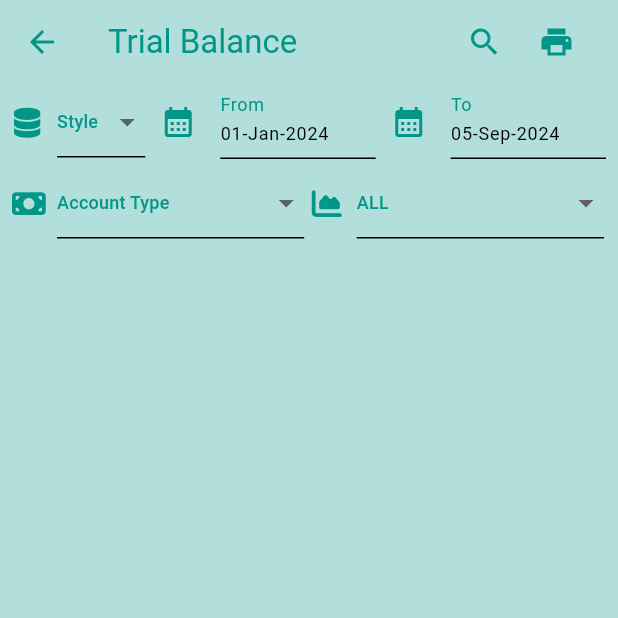
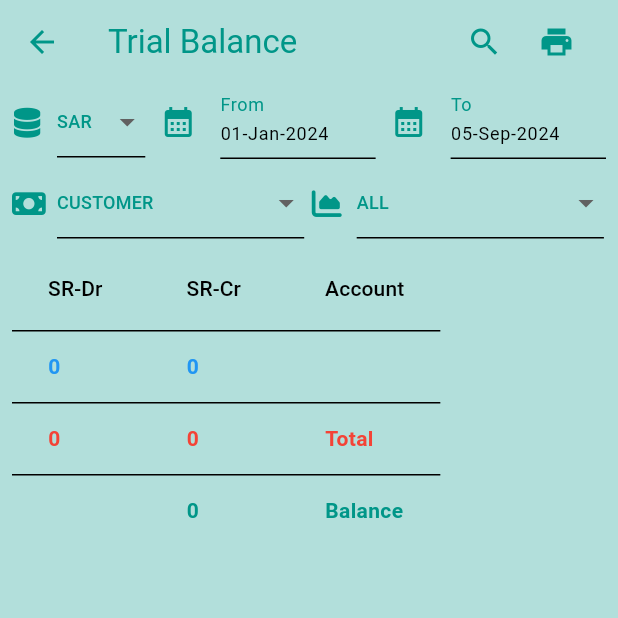
Before and after one commit to qaisershameer/chat_wp, a Flutter app: the RptTrialBal screen opened directly, on a phone screen of 412 x 824 dp, the top half of it. Run offline on Flutter 3.47's test engine with Material 3 defaults, Android fonts, the phone set to English and light mode, and no system bars; our stand-ins replace cloud_firestore, dropdown_search, firebase_auth, firebase_core, flutter_typeahead, font_awesome_flutter and 3 more; accounts and stored records are empty.

Commit message:
05 Sep SoftAgics

```diff
--- a/lib/reports/rpt_cash_book.dart
+++ b/lib/reports/rpt_cash_book.dart
@@ -108,6 +108,7 @@ class RptCashBookState extends State<RptCashBook> {
     _dateToController.text = DateFormat('dd-MMM-yyyy').format(DateTime.now());
     DateTime now = DateTime.now();
     getDate(DateTime(now.year, now.month, now.day), 'from');
+    _selectedReport = 'SAR';
   }
 
   @override
--- a/lib/reports/rpt_trial_bal.dart
+++ b/lib/reports/rpt_trial_bal.dart
@@ -105,6 +105,9 @@ class RptTrialBalState extends State<RptTrialBal> {
     super.initState();
     // Initialize the text controllers with data from the previous screen
     // _voucherId = widget.docId;
+    _selectedReport = 'SAR';
+    _selectedAcType = 'CUSTOMER';
+
     // _dateFromController.text = DateFormat('dd-MMM-yyyy').format(DateTime.now());    // OKAY WORKING but i change below line
     _dateFromController.text = kStartDate; // SESSION START DATE
     _dateToController.text = DateFormat('dd-MMM-yyyy').format(DateTime.now());
@@ -412,7 +415,41 @@ class RptTrialBalState extends State<RptTrialBal> {
 
   StreamBuilder<QuerySnapshot<Object?>> _getAccounts() {
 
-    // print('Aread Id: $_selectedArea');
+    List<DataColumn> myColumns;
+    List<int> visibleColumns;
+
+    switch (_selectedReport) {
+      case 'ALL':
+        myColumns = const [
+          DataColumn(label: Text('SR-Dr')),
+          DataColumn(label: Text('SR-Cr')),
+          DataColumn(label: Text('PK-Dr')),
+          DataColumn(label: Text('PK-Cr')),
+          DataColumn(label: Text('Name')),
+        ];
+        visibleColumns = [0, 1, 2, 3, 4];
+        break;
+      case 'SAR':
+        myColumns = const [
+          DataColumn(label: Text('SR-Dr')),
+          DataColumn(label: Text('SR-Cr')),
+          DataColumn(label: Text('Account')),
+        ];
+        visibleColumns = [0, 1, 4];
+        break;
+      case 'PKR':
+        myColumns = const [
+          DataColumn(label: Text('PK-Dr')),
+          DataColumn(label: Text('PK-Cr')),
+          DataColumn(label: Text('Account')),
+        ];
+        visibleColumns = [2, 3, 4];
+        break;
+      default:
+        myColumns = const [];
+        visibleColumns = [];
+        break;
+    }
 
     return StreamBuilder<QuerySnapshot>(
       stream: _selectedAcType != null || _selectedArea != null
@@ -421,6 +458,7 @@ class RptTrialBalState extends State<RptTrialBal> {
           : _accounts.getAccountsStream(kUserId),
       builder: (context, snapshot) {
         if (snapshot.hasData) {
+
           List<DocumentSnapshot> accountsList = snapshot.data!.docs;
 
           // Create a Future for each row to fetch ledger totals
@@ -445,6 +483,7 @@ class RptTrialBalState extends State<RptTrialBal> {
               } else if (!snapshot.hasData) {
                 return const Center(child: Text('No data available'));
               } else {
+
                 List<Map<String, double>> ledgerTotalsList = snapshot.data!;
 
                 // Calculate totals for all columns
@@ -456,11 +495,10 @@ class RptTrialBalState extends State<RptTrialBal> {
                 double displayBalanceSr = 0.0;
                 double displayBalancePk = 0.0;
 
-
                 List<DataRow> dataRows = accountsList.asMap().entries.map<DataRow>((entry) {
                   int index = entry.key;
                   DocumentSnapshot document = entry.value;
-                  final _selectedAcId = document.id;
+                  _selectedAcId = document.id;
 
                   Map<String, dynamic> data = document.data() as Map<String, dynamic>;
 
@@ -491,6 +529,7 @@ class RptTrialBalState extends State<RptTrialBal> {
 
                   return DataRow(
                     cells: <DataCell>[
+                      if (visibleColumns.contains(0))
                       DataCell(Text(
                         _numberFormat.format(displayDebitSr),
                         style: const TextStyle(
@@ -498,6 +537,7 @@ class RptTrialBalState extends State<RptTrialBal> {
                           color: Colors.blue,
                         ),
                       )),
+                      if (visibleColumns.contains(1))
                       DataCell(Text(
                         _numberFormat.format(displayCreditSr),
                         style: const TextStyle(
@@ -505,6 +545,7 @@ class RptTrialBalState extends State<RptTrialBal> {
                           color: Colors.blue,
                         ),
                       )),
+                      if (visibleColumns.contains(2))
                       DataCell(Text(
                         _numberFormat1.format(displayDebitPk),
                         style: const TextStyle(
@@ -512,6 +553,7 @@ class RptTrialBalState extends State<RptTrialBal> {
                           color: Colors.green,
                         ),
                       )),
+                      if (visibleColumns.contains(3))
                       DataCell(Text(
                         _numberFormat1.format(displayCreditPk),
                         style: const TextStyle(
@@ -519,6 +561,7 @@ class RptTrialBalState extends State<RptTrialBal> {
                           color: Colors.green,
                         ),
                       )),
+                      if (visibleColumns.contains(4))
                       DataCell(
                           GestureDetector(
                             onTap: () {
@@ -530,7 +573,7 @@ class RptTrialBalState extends State<RptTrialBal> {
                                     MaterialPageRoute(
                                       builder: (context) {
                                           return RptAcLedger(
-                                          accountId: _selectedAcId,
+                                          accountId: _selectedAcId!,
                                           );
                                         }
                                         // return const SizedBox.shrink(); // Fallback if no type matches
@@ -554,6 +597,7 @@ class RptTrialBalState extends State<RptTrialBal> {
                 // Add the total row
                 dataRows.add(DataRow(
                   cells: <DataCell>[
+                    if (visibleColumns.contains(0))
                     DataCell(Text(
                       _numberFormat.format(totalDebitSr),
                       style: const TextStyle(
@@ -561,6 +605,7 @@ class RptTrialBalState extends State<RptTrialBal> {
                         color: Colors.red,
                       ),
                     )),
+                    if (visibleColumns.contains(1))
                     DataCell(Text(
                       _numberFormat.format(totalCreditSr),
                       style: const TextStyle(
@@ -568,6 +613,7 @@ class RptTrialBalState extends State<RptTrialBal> {
                         color: Colors.red,
                       ),
                     )),
+                    if (visibleColumns.contains(2))
                     DataCell(Text(
                       _numberFormat1.format(totalDebitPk),
                       style: const TextStyle(
@@ -575,6 +621,7 @@ class RptTrialBalState extends State<RptTrialBal> {
                         color: Colors.red,
                       ),
                     )),
+                    if (visibleColumns.contains(3))
                     DataCell(Text(
                       _numberFormat1.format(totalCreditPk),
                       style: const TextStyle(
@@ -582,6 +629,7 @@ class RptTrialBalState extends State<RptTrialBal> {
                         color: Colors.red,
                       ),
                     )),
+                    if (visibleColumns.contains(4))
                     const DataCell(Text('Total', style: TextStyle(fontWeight: FontWeight.bold, color: Colors.red,))),
                   ],
                 ));
@@ -589,8 +637,12 @@ class RptTrialBalState extends State<RptTrialBal> {
                 // Add the b/f balances row
                 dataRows.add(DataRow(
 
-                  cells: <DataCell>[const DataCell(Text(''),),
+                  cells: <DataCell>[
 
+                    if (visibleColumns.contains(0))
+                      const DataCell(Text(''),),
+
+                    if (visibleColumns.contains(1))
                     DataCell(Text(
                       _numberFormat.format(displayBalanceSr),
                       style: const TextStyle(
@@ -599,8 +651,10 @@ class RptTrialBalState extends State<RptTrialBal> {
                       ),
                     )),
 
+                    if (visibleColumns.contains(2))
                     const DataCell(Text(''),),
 
+                    if (visibleColumns.contains(3))
                     DataCell(Text(
                       _numberFormat1.format(displayBalancePk),
                       style: const TextStyle(
@@ -608,6 +662,8 @@ class RptTrialBalState extends State<RptTrialBal> {
                         color: Colors.teal,
                       ),
                     )),
+
+                    if (visibleColumns.contains(4))
                     const DataCell(Text('Balance', style: TextStyle(fontWeight: FontWeight.bold, color: Colors.teal,))),
                   ],
                 ));
@@ -616,13 +672,7 @@ class RptTrialBalState extends State<RptTrialBal> {
                   scrollDirection: Axis.horizontal,
                   child: SingleChildScrollView(
                     child: DataTable(
-                      columns: const <DataColumn>[
-                        DataColumn(label: Text('SR-Dr')),
-                        DataColumn(label: Text('SR-Cr')),
-                        DataColumn(label: Text('PK-Dr')),
-                        DataColumn(label: Text('PK-Cr')),
-                        DataColumn(label: Text('Name')),
-                      ],
+                      columns: myColumns,
                       rows: dataRows,
                     ),
                   ),
@@ -657,7 +707,7 @@ class RptTrialBalState extends State<RptTrialBal> {
       for (var document in voucherList) {
         final data = document.data() as Map<String, dynamic>;
         final drAcId = data['drAcId'] ?? '';
-        final crAcId = data['crAcId'] ?? '';
+        // final crAcId = data['crAcId'] ?? '';
         final type = data['type'] ?? '';
 
         // print('DrAcID: $drAcId');
```
Also changed, not shown: lib/reports/rpt_ac_ledger.dart (+64 -11 lines).
